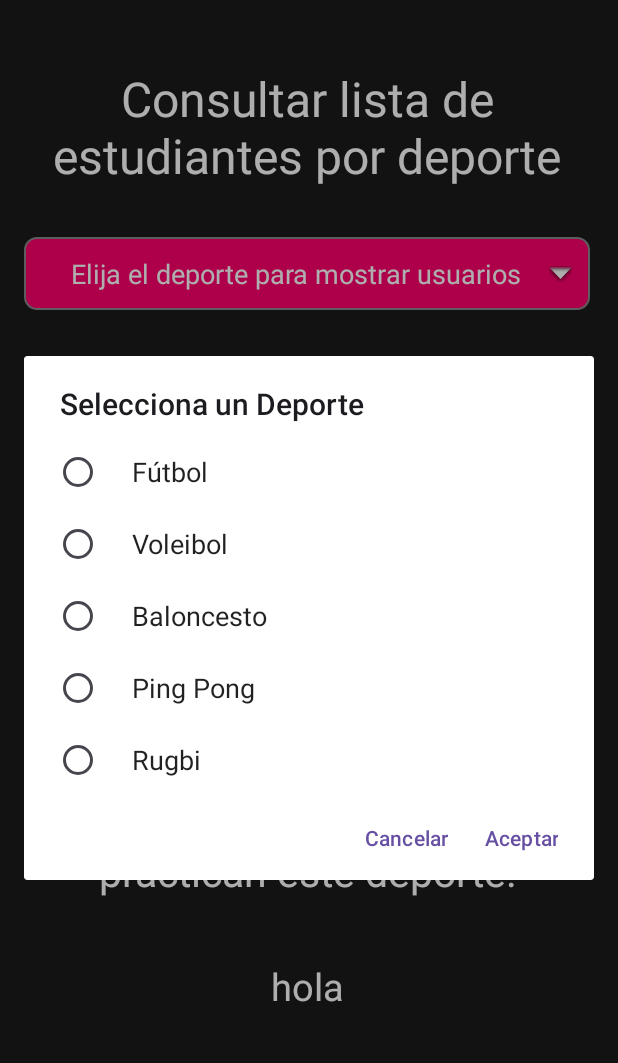
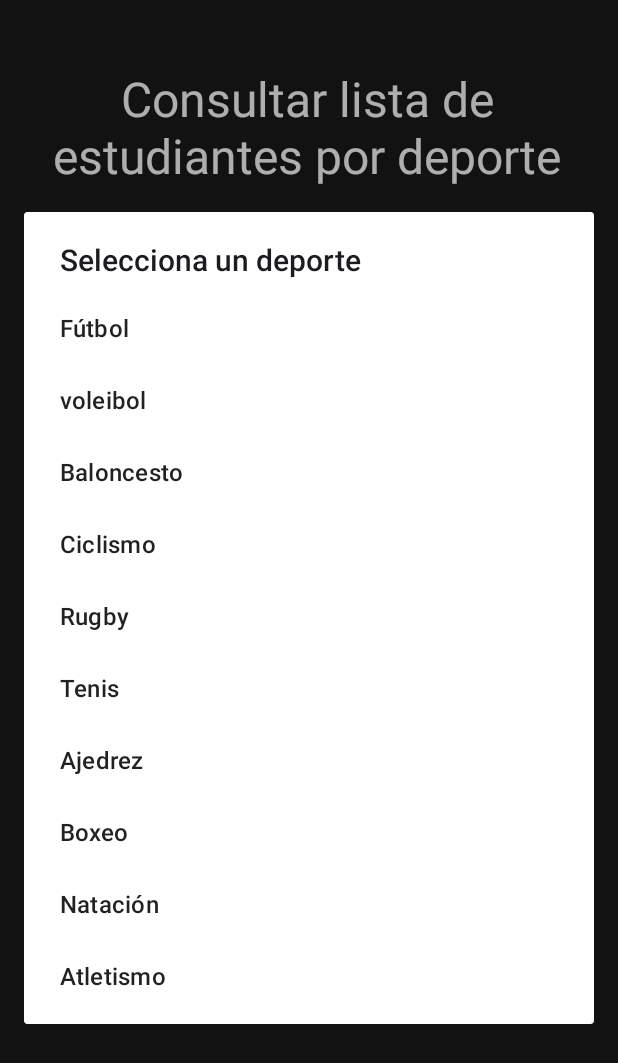
Before and after one commit to danielsam171/ConectateUn, an Android app: the ConsultarDeporte screen opened directly, with no data from a screen before it, after a tap on "Elija el deporte para mostrar usuarios", on a phone screen of 412 x 824 dp. Shown: the top 1063 px of the screen. Run offline under Robolectric (Android 15) with nearby library versions, the phone set to English and light mode, and no system bars.

Commit message:
Version final 1.0

```diff
--- a/app/src/main/java/com/example/estructuras/AgregarEstudiante.java
+++ b/app/src/main/java/com/example/estructuras/AgregarEstudiante.java
@@ -30,7 +30,7 @@ public class AgregarEstudiante extends AppCompatActivity {
 
     //Variables para seleccionar los deportes en la primera vista
     TextView vistaSelecDepor1 ;
-    String deportes[] = {"Fútbol", "voleibol", "Baloncesto", "ping pong","Rugby"};
+    String deportes[] = {"Fútbol", "voleibol", "Baloncesto", "Ciclismo", "Rugby","Tenis","Ajedrez","Boxeo", "Natación","Atletismo"};
     boolean blnSeleccion1[];
     ArrayList<Integer> indiceDeporSelect1 = new ArrayList<>();
 
--- a/app/src/main/java/com/example/estructuras/ConsultarDeporte.java
+++ b/app/src/main/java/com/example/estructuras/ConsultarDeporte.java
@@ -1,14 +1,11 @@
 package com.example.estructuras;
 
-import android.content.DialogInterface;
-import android.content.Intent;
+import android.annotation.SuppressLint;
 import android.os.Bundle;
-import android.util.Log;
-import android.view.View;
 import android.widget.ArrayAdapter;
-import android.widget.EditText;
 import android.widget.ListView;
 import android.widget.TextView;
+import android.widget.Toast;
 
 import androidx.activity.EdgeToEdge;
 import androidx.appcompat.app.AlertDialog;
@@ -18,176 +15,90 @@ import androidx.core.view.ViewCompat;
 import androidx.core.view.WindowInsetsCompat;
 
 import java.util.ArrayList;
-import java.util.Arrays;
 
 public class ConsultarDeporte extends AppCompatActivity {
-    //Variable para la etiqueta del boton de seleccionar deporte
-    private TextView ElegirDeporte;
 
+    // Array estático de deportes (mismo orden y nombres que AgregarEstudiante)
+    private static final String[] DEPORTES = {
+            "Fútbol", "voleibol", "Baloncesto", "Ciclismo", "Rugby","Tenis","Ajedrez","Boxeo", "Natación","Atletismo"
+    };
 
-    //Arreglo de deportes para poder seleccionar
-    private String deportes[] = {"Fútbol", "Voleibol", "Baloncesto", "Ping Pong","Rugbi"};
-
-
-    //Variable para la tabla con el deporte a seleccionar
-    private ListView tabla1;
-
-
-    // Variable para almacenar la opción seleccionada. Inicializada en -1 (ninguna seleccionada)
-    private int indexOption = -1;
-
-
-    // Lista que contendrá la única opción seleccionada para el ListView
-    private ArrayList<String> listaTabla1 = new ArrayList<>();
-    private ArrayAdapter<String> adapter1;
-
-
-    //Variables para la lista o tabla 2, que es la de las personas que practican estos deportes
-    private ListView tabla2;
-    private ArrayList<String> listaPersonas = new ArrayList<>(); //Estructura de datos que estemos usando
-    private ArrayAdapter<String> adapter2;
-
-
-    //Listas de personas para cada deporte, la idea es en vez de esas listas, asociar cada grafo o como se esté manejando cada deporte
-    private final ArrayList<String> personasFutbol = new ArrayList<>(Arrays.asList("Juan David Garcia", "Daniel Mauricio Samaca"));
-    private final ArrayList<String> personasVoleibol = new ArrayList<>(Arrays.asList("Germán Camilo Rodriguez", "Daniel Alfonso Cely"));
-    private final ArrayList<String> personasBaloncesto = new ArrayList<>(Arrays.asList("Juan Luis Arteaga", "David Herrera"));
-    private final ArrayList<String> personasPingPong = new ArrayList<>(Arrays.asList("Sofia Cardenas", "Paola Mora")); // Ejemplo adicional
-    private final ArrayList<String> personasRugbi = new ArrayList<>(Arrays.asList("Junior Fino", "Lucia Promotores")); // Ejemplo adicional
-
-
+    private TextView vistaSelectDeporte;
+    private ListView listaPersonas;
+    private TextView numeroPracticantes;
 
     private MiAplication miApp;
 
+    // Adapter y datos para la lista de practicantes
+    private ArrayList<String> listaNombres;
+    private ArrayAdapter<String> adapterPersonas;
 
-
+    @SuppressLint("WrongViewCast")
     @Override
     protected void onCreate(Bundle savedInstanceState) {
         super.onCreate(savedInstanceState);
         miApp = (MiAplication) getApplication();
 
-
-
         EdgeToEdge.enable(this);
         setContentView(R.layout.activity_consultar_deporte);
         ViewCompat.setOnApplyWindowInsetsListener(findViewById(R.id.main), (v, insets) -> {
-            Insets systemBars = insets.getInsets(WindowInsetsCompat.Type.systemBars());
-            v.setPadding(systemBars.left, systemBars.top, systemBars.right, systemBars.bottom);
+            Insets sys = insets.getInsets(WindowInsetsCompat.Type.systemBars());
+            v.setPadding(sys.left, sys.top, sys.right, sys.bottom);
             return insets;
         });
 
+        // Referencias a vistas
+        vistaSelectDeporte = findViewById(R.id.agrSelectDeportes);
+        listaPersonas      = findViewById(R.id.ListaConsPers);
+        numeroPracticantes = findViewById(R.id.NumeroPracticantes);
 
-        //Asignar variables con sus respectivos IDs del xml para la tabla 1
-        ElegirDeporte = findViewById(R.id.agrSelectDeportes);
-        tabla1 = findViewById(R.id.ListaConsDeportes);
-        adapter1 = new ArrayAdapter<>(this, android.R.layout.simple_list_item_1, listaTabla1);
-        tabla1.setAdapter(adapter1);
-        ElegirDeporte.setOnClickListener(new View.OnClickListener() {
-            @Override
-            public void onClick(View v) {
-                mostrarMenu();
-            }
-        });
+        // Inicializar lista y adapter
+        listaNombres   = new ArrayList<>();
+        adapterPersonas = new ArrayAdapter<>(
+                this,
+                android.R.layout.simple_list_item_1,
+                listaNombres
+        );
+        listaPersonas.setAdapter(adapterPersonas);
 
+        // Al hacer click en el TextView para elegir deporte:
+        vistaSelectDeporte.setOnClickListener(v -> {
+            AlertDialog.Builder builder = new AlertDialog.Builder(this);
+            builder.setTitle("Selecciona un deporte");
 
-        //Asignar variables con sus respectivos IDs del xml para la tabla 2
-        tabla2 = findViewById(R.id.ListaConsPers);
-        adapter2 = new ArrayAdapter<>(this, android.R.layout.simple_list_item_1, listaPersonas);
-        tabla2.setAdapter(adapter2);
-        tabla2.setVisibility(View.GONE); //Es para que la lista de personas no aparezca al inicio
+            // Usa el array estático DEPORTES
+            builder.setItems(DEPORTES, (dialog, which) -> {
+                String deporteElegido = DEPORTES[which];
+                vistaSelectDeporte.setText(deporteElegido);
 
+                // Obtiene la lista de estudiantes que practican ese deporte
+                ArrayList<Estudiante> listaEst = miApp
+                        .getHashDeportes()
+                        .get(deporteElegido);
 
-
-
-
-
-
-
-
-
-
-
-    }
-
-    private void mostrarMenu() {
-        AlertDialog.Builder builder = new AlertDialog.Builder(this);
-        builder.setTitle("Selecciona un Deporte"); // Título para el diálogo
-
-        // Configura el menú de selección única (radio buttons)
-        builder.setSingleChoiceItems(deportes, indexOption, new DialogInterface.OnClickListener() {
-            @Override
-            public void onClick(DialogInterface dialog, int which) {
-                // 'which' es el índice de la opción que el usuario acaba de tocar
-                indexOption = which; // Guarda la opción seleccionada
-            }
-        });
-
-        // Configurar el botón "Aceptar"
-        builder.setPositiveButton("Aceptar", new DialogInterface.OnClickListener() {
-            @Override
-            public void onClick(DialogInterface dialog, int which) {
-                // Limpia la lista del ListView para añadir solo la nueva selección
-                listaTabla1.clear();
-                listaPersonas.clear();
-
-                // Si se ha seleccionado una opción (indexOption no es -1)
-                if (indexOption != -1) {
-                    listaTabla1.add(deportes[indexOption]); // Añade la opción seleccionada a la lista
-                    switch (indexOption) {
-                        case 0: // Índice para "Fútbol"
-                            listaPersonas.addAll(personasFutbol);
-                            break;
-                        case 1: // Índice para "Voleibol"
-                            listaPersonas.addAll(personasVoleibol);
-                            break;
-                        case 2: // Índice para "Baloncesto"
-                            listaPersonas.addAll(personasBaloncesto);
-                            break;
-                        case 3: // Índice para "Ping Pong"
-                            listaPersonas.addAll(personasPingPong);
-                            break;
-                        case 4: // Índice para "Rugbi"
-                            listaPersonas.addAll(personasRugbi);
-                            break;
-                        default:
-                            // Si por alguna razón indexOption es inválido, la lista de personas queda vacía.
-                            break;
+                listaNombres.clear();
+                int count = 0;
+                if (listaEst != null && !listaEst.isEmpty()) {
+                    count = listaEst.size();
+                    for (Estudiante e : listaEst) {
+                        listaNombres.add(
+                                "ID: " + e.getId()
+                                        + " → " + e.getNombre()
+                                        + " "  + e.getApellido()
+                        );
                     }
-                    tabla2.setVisibility(View.VISIBLE);
-                }
-                else{
-                    tabla2.setVisibility(View.GONE);
+                } else {
+                    // Ningún practicante registrado
+                    listaNombres.add("No hay practicantes.");
                 }
 
+                // Actualiza el número de practicantes (incluso si es 0)
+                numeroPracticantes.setText(String.valueOf(count));
+                adapterPersonas.notifyDataSetChanged();
+            });
 
-                // Notifica al adaptador que los datos han cambiado para que el ListView se actualice
-                adapter1.notifyDataSetChanged();
-                adapter2.notifyDataSetChanged();
-
-                dialog.dismiss(); // Cierra el diálogo después de la selección
-            }
+            builder.setCancelable(true);
+            builder.show();
         });
-
-        // Configurar el botón "Cancelar"
-        builder.setNegativeButton("Cancelar", new DialogInterface.OnClickListener() {
-            @Override
-            public void onClick(DialogInterface dialog, int which) {
-                dialog.dismiss(); // Simplemente cierra el diálogo
-            }
-        });
-
-        // Evita que el diálogo se cierre al tocar fuera (opcional, pero buena práctica)
-        builder.setCancelable(false);
-
-        // Crea y muestra el diálogo
-        AlertDialog dialog = builder.create();
-        dialog.show();
     }
-
-
-    /* public consultardeporte(String deporte){
-        miapp.getgrafo.consultardeporte(deporte);
-
-    } */
-
 }
--- a/app/src/main/java/com/example/estructuras/Estudiante.java
+++ b/app/src/main/java/com/example/estructuras/Estudiante.java
@@ -17,8 +17,8 @@ public class Estudiante {
         this.nombre = nombre;
         this.apellido = apellido;
         this.id = id;
-        this.deportes_practicados = new String[5];
-        this.deportes_interesados = new String[5];
+        this.deportes_practicados = new String[10];
+        this.deportes_interesados = new String[10];
     }
 
     //Getters y Setters
--- a/app/src/main/res/layout/activity_consultar_deporte.xml
+++ b/app/src/main/res/layout/activity_consultar_deporte.xml
@@ -135,7 +135,6 @@
             android:id="@+id/NumeroPracticantes"
             android:layout_width="match_parent"
             android:layout_height="wrap_content"
-            android:text="hola"
             android:textAlignment="center"
             android:textColor="@color/white"
             android:textSize="25sp" />
--- a/app/src/main/res/layout/activity_info_estudiante.xml
+++ b/app/src/main/res/layout/activity_info_estudiante.xml
@@ -193,7 +193,7 @@
 
         <Space
             android:layout_width="match_parent"
-            android:layout_height="30dp" />
+            android:layout_height="12dp" />
 
         <com.google.android.material.button.MaterialButton
             android:id="@+id/button3"
@@ -206,5 +206,9 @@
             android:textSize="@dimen/letraTamanoBoton_Inicio"
             app:cornerRadius="@dimen/radioEsquinas" />
 
+        <Space
+            android:layout_width="357dp"
+            android:layout_height="wrap_content" />
+
     </LinearLayout>
 </androidx.constraintlayout.widget.ConstraintLayout>
```
Also changed, not shown: app/src/main/java/com/example/estructuras/EliminarEstudiante.java (+23 -16 lines), app/src/main/java/com/example/estructuras/InfoEstudiante.java (+1 -6 lines), app/src/main/java/com/example/estructuras/MiAplication.java (+1 -60 lines), app/src/main/res/layout/activity_eliminar_estudiante.xml (+7 -3 lines), app/src/main/res/drawable/calaberaicon.png (added).
